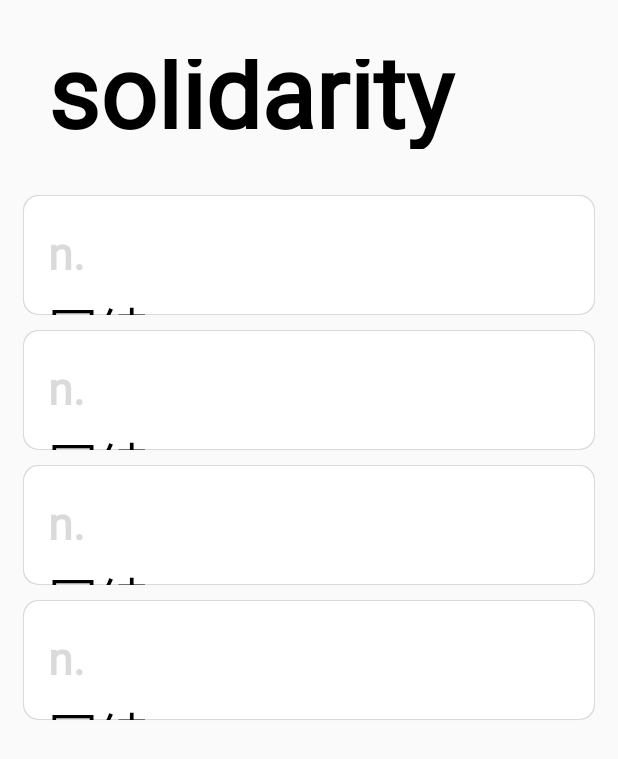
After one commit to young-fer/recite, an Android app: the ReciteActivity screen opened directly, with no data from a screen before it, on a phone screen of 412 x 824 dp. The commit adds this screen. Shown: the top 759 px of the screen. Run offline under Robolectric (Android 15) with nearby library versions, the phone set to English and light mode, and no system bars.

Commit message:
添加背诵单词页面

```diff
--- a/app/src/main/AndroidManifest.xml
+++ b/app/src/main/AndroidManifest.xml
@@ -10,6 +10,9 @@
         android:supportsRtl="true"
         android:theme="@style/Theme.Recite">
         <activity
+            android:name=".ReciteActivity"
+            android:exported="false" />
+        <activity
             android:name=".MainActivity"
             android:exported="true">
             <intent-filter>
--- /dev/null
+++ b/app/src/main/java/com/example/recite/ReciteActivity.java
@@ -0,0 +1,25 @@
+package com.example.recite;
+
+import androidx.appcompat.app.AppCompatActivity;
+
+import android.os.Bundle;
+import android.widget.RelativeLayout;
+
+import com.example.recite.tool.Tool;
+
+public class ReciteActivity extends AppCompatActivity {
+
+    @Override
+    protected void onCreate(Bundle savedInstanceState) {
+        super.onCreate(savedInstanceState);
+        setContentView(R.layout.activity_recite);
+
+        RelativeLayout rlRoot = findViewById(R.id.rl_recite);
+        //  设置根布局的paddingTop
+        rlRoot.setPadding(0, Tool.contentPadding, 0, 0);
+
+
+    }
+
+
+}
--- /dev/null
+++ b/app/src/main/java/com/example/recite/component/OptionButton.java
@@ -0,0 +1,74 @@
+package com.example.recite.component;
+
+import android.content.Context;
+import android.content.res.TypedArray;
+import android.graphics.Canvas;
+import android.graphics.Color;
+import android.graphics.Paint;
+import android.graphics.RectF;
+import android.util.AttributeSet;
+
+import androidx.appcompat.widget.AppCompatButton;
+
+import com.example.recite.R;
+
+public class OptionButton extends AppCompatButton {
+    String features;
+    String meaning;
+    private int paddingLeft;
+    private int paddingTop;
+
+    public OptionButton(Context context) {
+        super(context);
+    }
+
+    public OptionButton(Context context, AttributeSet attrs) {
+        super(context, attrs);
+        //初始化一些属性
+        init();
+        //获取自定义的属性
+        TypedArray ta = context.obtainStyledAttributes(attrs, R.styleable.option_button);
+        features = ta.getString(R.styleable.option_button_option_features);
+        meaning = ta.getString(R.styleable.option_button_option_meaning);
+//        setBackgroundColor(Color.parseColor("#00000000"));
+
+        init();
+        ta.recycle();
+    }
+
+    public void init() {
+        paddingLeft = 25;
+        paddingTop = 75;
+
+    }
+
+    @Override
+    protected void onDraw(Canvas canvas) {
+        super.onDraw(canvas);
+        //绘制背景
+//        Paint bg_p = new Paint();
+//        bg_p.setColor(Color.rgb(0xFF,0xFF,0xFF));
+//        canvas.drawRoundRect(new RectF(1,1,this.getWidth()-2,this.getHeight()-2),15,15,bg_p); //画圆角矩形
+
+
+        //绘制第一行文字
+        Paint paint = new Paint();
+        paint.setFakeBoldText(true);
+        paint.setAntiAlias(true);
+        paint.setTextSize(45);
+        paint.setColor(Color.parseColor("#dadada"));
+        float tagWidth = paint.measureText(features);
+        int x = (int) paddingLeft;
+        int y = paddingTop;
+        canvas.drawText(features, x, y, paint);
+        //绘制第二行文字
+        Paint paint1 = new Paint();
+        paint.setAntiAlias(true);
+        paint1.setTextSize(50);
+        paint1.setColor(Color.parseColor("#000000"));
+        float numWidth = paint.measureText(meaning + "");
+        int x1 = (int) paddingLeft;
+        int y1 = paddingTop + 45 + 35;
+        canvas.drawText(meaning+"", x1, y1, paint1);
+    }
+}
--- /dev/null
+++ b/app/src/main/java/com/example/recite/component/WordText.java
@@ -0,0 +1,64 @@
+package com.example.recite.component;
+
+import android.content.Context;
+import android.content.res.TypedArray;
+import android.graphics.Canvas;
+import android.graphics.Color;
+import android.graphics.Paint;
+import android.graphics.Rect;
+import android.util.AttributeSet;
+
+import androidx.annotation.Nullable;
+import androidx.appcompat.widget.AppCompatTextView;
+
+import com.example.recite.R;
+
+public class WordText extends AppCompatTextView {
+    private String tag;
+    private int num;
+    private int paddingLeft;
+
+
+    public WordText(Context context) {
+        super(context);
+    }
+
+    public WordText(Context context, @Nullable AttributeSet attrs) {
+        super(context, attrs);
+
+        //获取自定义的属性
+        TypedArray ta = context.obtainStyledAttributes(attrs, R.styleable.word_text);
+        tag = ta.getString(R.styleable.word_text_word_tag);
+        System.out.println("*******" + tag);
+        num = ta.getInteger(R.styleable.word_text_word_num, -1);
+        setBackgroundColor(Color.parseColor("#00000000"));
+
+        init();
+        ta.recycle();
+    }
+
+    public void init() {
+        paddingLeft = 25;
+
+    }
+
+    @Override
+    protected void onDraw(Canvas canvas) {
+        super.onDraw(canvas);
+
+        //绘制单词
+        Paint paint = new Paint();
+        paint.setFakeBoldText(true);
+        paint.setAntiAlias(true);
+        paint.setTextSize(100);
+        Rect rect = new Rect();
+        paint.getTextBounds(tag, 0, tag.length(), rect);
+        float tagHeight = rect.height();
+
+        int x = (int) paddingLeft;
+        int y = (int) (this.getHeight() + tagHeight/2)/2;
+        System.out.println("**********" + tagHeight);
+        canvas.drawText(tag, x, y, paint);
+    }
+
+}
--- a/app/src/main/java/com/example/recite/ui/IndexFragment.java
+++ b/app/src/main/java/com/example/recite/ui/IndexFragment.java
@@ -1,6 +1,7 @@
 package com.example.recite.ui;
 
 import android.content.Context;
+import android.content.Intent;
 import android.os.Bundle;
 import android.view.LayoutInflater;
 import android.view.View;
@@ -14,10 +15,16 @@ import androidx.annotation.NonNull;
 import androidx.annotation.Nullable;
 import androidx.fragment.app.Fragment;
 
+import com.example.recite.MainActivity;
 import com.example.recite.R;
+import com.example.recite.ReciteActivity;
+import com.example.recite.component.StuButton;
 import com.example.recite.tool.Tool;
 
 public class IndexFragment extends Fragment{
+    private StuButton learnBtn, reviewBtn;
+
+
     @Nullable
     @Override
     public View onCreateView(@NonNull LayoutInflater inflater, @Nullable ViewGroup container, @Nullable Bundle savedInstanceState) {
@@ -26,9 +33,42 @@ public class IndexFragment extends Fragment{
         //  设置根布局的paddingTop
         rlRoot.setPadding(0, Tool.contentPadding, 0, 0);
 
-
+        setOnclick(view);
 
 
         return view;
     }
+
+    /**
+     * 设置点击事件
+     */
+    private void setOnclick(View view) {
+        learnBtn = (StuButton) view.findViewById(R.id.learn_btn);
+        learnBtn.setOnClickListener(new BtnClickListener());
+        reviewBtn = (StuButton) view.findViewById(R.id.review_btn);
+        reviewBtn.setOnClickListener(new BtnClickListener());
+    }
+
+    /**
+     * 定义内部类，实现OnClickListener接口
+     */
+    //定义一个内部类,实现View.OnClickListener接口,并重写onClick()方法
+    class BtnClickListener implements View.OnClickListener
+    {
+        @Override
+        public void onClick(View v) {
+            switch (v.getId()){
+                case R.id.learn_btn:
+                    Intent intent = new Intent(getActivity(), ReciteActivity.class);
+                    startActivity(intent);
+//                    Toast.makeText(getActivity().getApplicationContext(), "学习按钮被点击了", Toast.LENGTH_SHORT).show();
+                    break;
+                case R.id.review_btn:
+                    Toast.makeText(getActivity().getApplicationContext(), "复习按钮被点击了", Toast.LENGTH_SHORT).show();
+                    break;
+                default:
+                    break;
+            }
+        }
+    }
 }
--- /dev/null
+++ b/app/src/main/res/drawable/option_btn.xml
@@ -0,0 +1,20 @@
+<?xml version="1.0" encoding="utf-8"?>
+<layer-list xmlns:android="http://schemas.android.com/apk/res/android">
+    <item>
+        <shape>
+            <solid android:color="#dadada"/>
+            <corners android:radius="10dp"/>
+        </shape>
+    </item>
+
+    <item
+        android:top="1dp"
+        android:bottom="1dp"
+        android:left="1dp"
+        android:right="1dp">
+        <shape>
+            <solid android:color="#FFFFFFFF"/>
+            <corners android:radius="10dp"/>
+        </shape>
+    </item>
+</layer-list>
--- a/app/src/main/res/drawable/stu_btn.xml
+++ /dev/null
@@ -1,13 +0,0 @@
-<?xml version="1.0" encoding="utf-8"?>
-<layer-list xmlns:android="http://schemas.android.com/apk/res/android">
-    <item
-        >
-        <shape>
-            <solid android:color="#AAFFFFFF"/>
-            <corners android:radius="5dp"/>
-
-        </shape>
-    </item>
-
-
-</layer-list>
--- /dev/null
+++ b/app/src/main/res/layout/activity_recite.xml
@@ -0,0 +1,63 @@
+<?xml version="1.0" encoding="utf-8"?>
+<RelativeLayout xmlns:android="http://schemas.android.com/apk/res/android"
+    android:id="@+id/rl_recite"
+    android:layout_width="match_parent"
+    android:layout_height="match_parent"
+    xmlns:WordText="http://schemas.android.com/apk/res-auto"
+    xmlns:OptionButton="http://schemas.android.com/apk/res-auto"
+
+    >
+
+    <com.example.recite.component.WordText
+        android:id="@+id/word_text"
+        android:layout_width="match_parent"
+        android:layout_height="60dp"
+        WordText:word_tag="solidarity"
+        android:layout_margin="15dp"
+        />
+
+    <LinearLayout
+        android:layout_width="match_parent"
+        android:layout_height="wrap_content"
+        android:layout_below="@id/word_text"
+        android:orientation="vertical"
+        android:layout_margin="15dp">
+
+        <com.example.recite.component.OptionButton
+            android:layout_width="match_parent"
+            android:layout_height="80dp"
+            android:layout_marginBottom="10dp"
+            OptionButton:option_features="n."
+            OptionButton:option_meaning="团结"
+            android:background="@drawable/option_btn"
+            />
+
+        <com.example.recite.component.OptionButton
+            android:layout_width="match_parent"
+            android:layout_height="80dp"
+            android:layout_marginBottom="10dp"
+            OptionButton:option_features="n."
+            OptionButton:option_meaning="团结"
+            android:background="@drawable/option_btn"/>
+
+        <com.example.recite.component.OptionButton
+            android:layout_width="match_parent"
+            android:layout_height="80dp"
+            android:layout_marginBottom="10dp"
+            OptionButton:option_features="n."
+            OptionButton:option_meaning="团结"
+            android:background="@drawable/option_btn"/>
+
+        <com.example.recite.component.OptionButton
+            android:layout_width="match_parent"
+            android:layout_height="80dp"
+            android:layout_marginBottom="10dp"
+            OptionButton:option_features="n."
+            OptionButton:option_meaning="团结"
+            android:background="@drawable/option_btn"/>
+
+    </LinearLayout>
+
+
+
+</RelativeLayout>
--- a/app/src/main/res/layout/fg_index.xml
+++ b/app/src/main/res/layout/fg_index.xml
@@ -19,6 +19,7 @@
         android:layout_alignParentBottom="true">
 
         <com.example.recite.component.StuButton
+            android:id="@+id/learn_btn"
             android:layout_width="0dp"
             android:layout_height="70dp"
             android:layout_marginLeft="15dp"
@@ -28,6 +29,7 @@
             />
 
         <com.example.recite.component.StuButton
+            android:id="@+id/review_btn"
             android:layout_width="0dp"
             android:layout_height="70dp"
             android:layout_marginLeft="15dp"
@@ -36,24 +38,6 @@
             StuButton:num="0"
             />
 
-<!--        <Button-->
-<!--            android:layout_width="0dp"-->
-<!--            android:layout_height="70dp"-->
-<!--            android:layout_marginLeft="15dp"-->
-<!--            android:layout_weight="1"-->
-<!--            android:background="@drawable/stu_btn"-->
-<!--            android:text="Learn"-->
-<!--            android:textSize="20sp">-->
-<!--        </Button>-->
-
-<!--        <Button-->
-<!--            android:layout_width="0dp"-->
-<!--            android:layout_height="70dp"-->
-<!--            android:layout_marginLeft="15dp"-->
-<!--            android:layout_weight="1"-->
-<!--            android:background="@drawable/stu_btn"-->
-<!--            android:text="Review"-->
-<!--            android:textSize="20sp" />-->
     </LinearLayout>
 
 
--- a/app/src/main/res/values/attrs.xml
+++ b/app/src/main/res/values/attrs.xml
@@ -6,4 +6,14 @@
         <attr name="num" format="integer" />
     </declare-styleable>
 
+    <declare-styleable name="word_text">
+        <attr name="word_tag" format="string" />
+        <attr name="word_num" format="integer" />
+    </declare-styleable>
+
+    <declare-styleable name="option_button">
+        <attr name="option_features" format="string" />
+        <attr name="option_meaning" format="string" />
+    </declare-styleable>
+
 </resources>
--- a/app/src/main/res/values/themes.xml
+++ b/app/src/main/res/values/themes.xml
@@ -32,7 +32,5 @@
         <item name="android:textSize">18sp</item>
     </style>
 
-    <style name="as">
 
-    </style>
 </resources>
```
Also changed, not shown: 1 other file.
